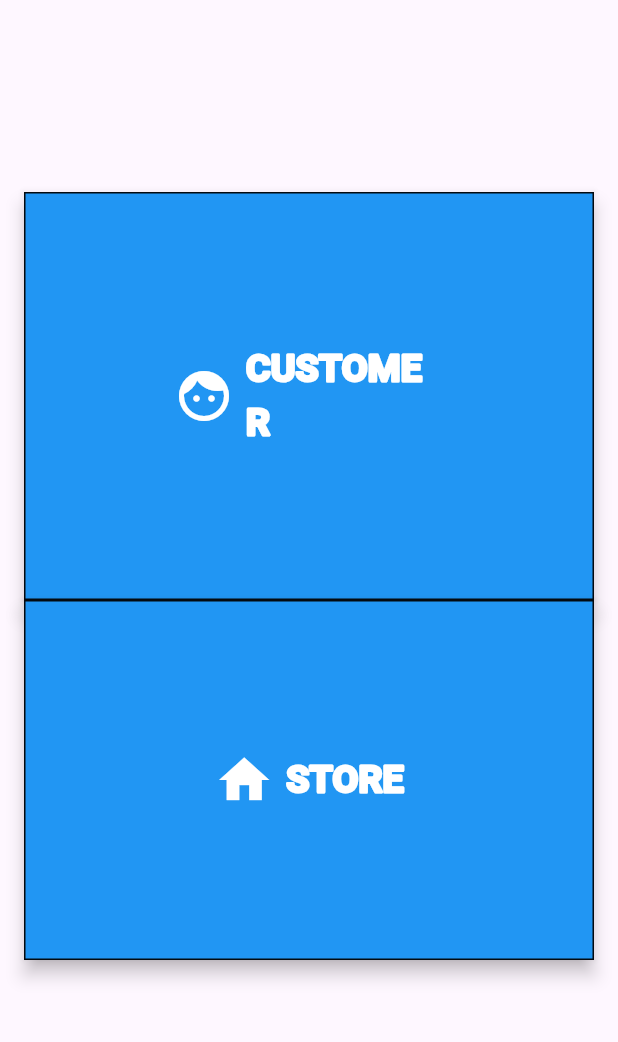
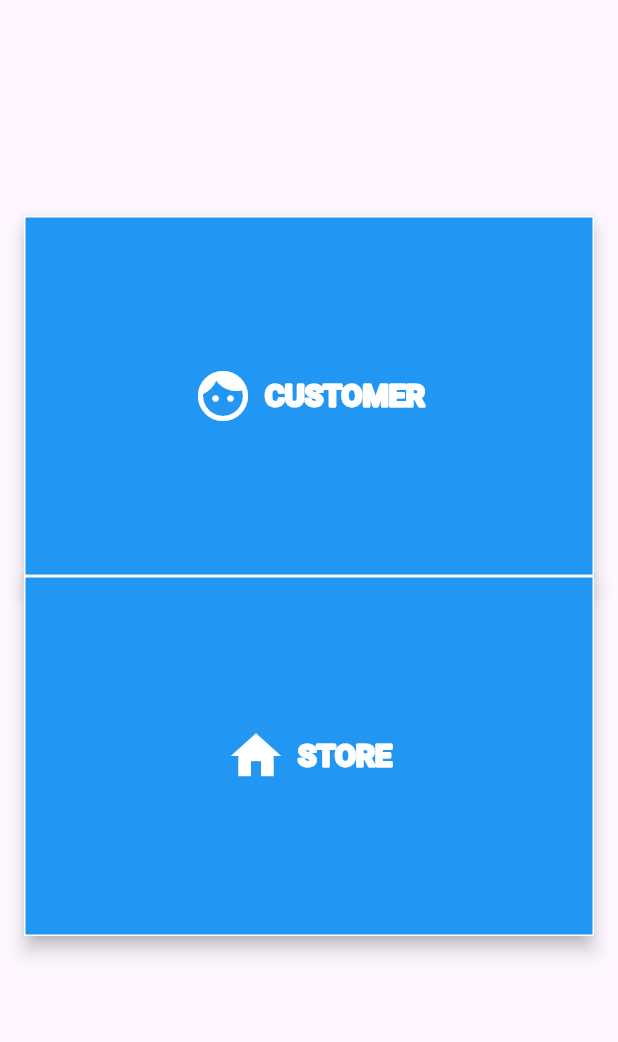
Before and after one commit to TOAroom/Hack_u-PBL, a Flutter app: the screen it shows after launch, on a phone screen of 412 x 824 dp, the part 84-1126 px from its top. Run offline on Flutter 3.47's test engine with Material 3 defaults, Android fonts, the phone set to English and light mode, and no system bars; drawn by our look-alikes of bordered_text; our stand-ins replace flutter_riverpod, go_router, percent_indicator, qr_flutter.

Commit message:
customer_OR_storeの文字サイズの変更

```diff
--- a/lib/customer_OR_store/customer_OR_store.dart
+++ b/lib/customer_OR_store/customer_OR_store.dart
@@ -17,7 +17,7 @@ class Customer_OR_Store extends StatelessWidget {
     shape: RoundedRectangleBorder(
       borderRadius: BorderRadius.circular(0.0), // 任意の角丸さを指定
     ),
-    side: const BorderSide(color: Color.fromARGB(255, 3, 10, 15)),
+    side: const BorderSide(color: Colors.white),
   );
 
   @override
@@ -55,7 +55,7 @@ class Customer_OR_Store extends StatelessWidget {
                   'CUSTOMER',
                   style: TextStyle(
                     color: Colors.white,
-                    fontSize: 25,
+                    fontSize: 20,
                     fontWeight: FontWeight.bold,
                   ),
                 ),
@@ -80,7 +80,7 @@ class Customer_OR_Store extends StatelessWidget {
                   'STORE',
                   style: TextStyle(
                     color: Colors.white,
-                    fontSize: 25,
+                    fontSize: 20,
                     fontWeight: FontWeight.bold,
                   ),
                 ),
```
